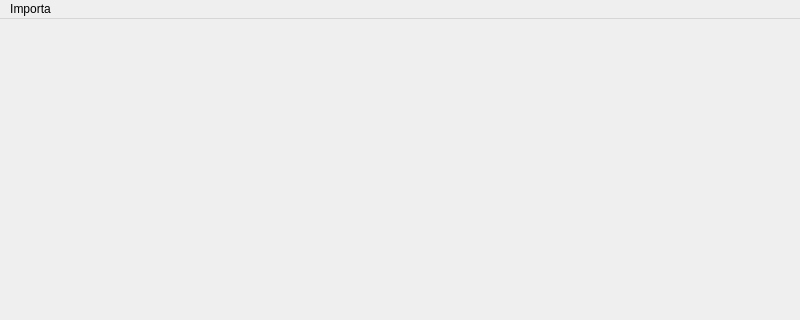
Old version of the form QCivil/civil.ui in the repository devTonyWanderley/soft2026; both pictures show x 0 to 800 and y 0 to 320 of the 800 by 600 pixel window.
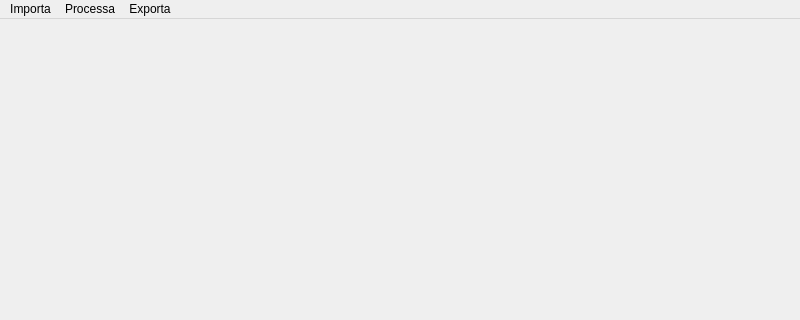
New version of the form.

```diff
--- a/QCivil/civil.ui
+++ b/QCivil/civil.ui
@@ -41,7 +41,19 @@
     <addaction name="actionSup"/>
     <addaction name="actionTrh"/>
    </widget>
+   <widget class="QMenu" name="menuProcessa">
+    <property name="title">
+     <string>Processa</string>
+    </property>
+   </widget>
+   <widget class="QMenu" name="menuExporta">
+    <property name="title">
+     <string>Exporta</string>
+    </property>
+   </widget>
    <addaction name="menuImporta"/>
+   <addaction name="menuProcessa"/>
+   <addaction name="menuExporta"/>
   </widget>
   <widget class="QStatusBar" name="statusbar"/>
   <action name="actionDxf_leica">
```
